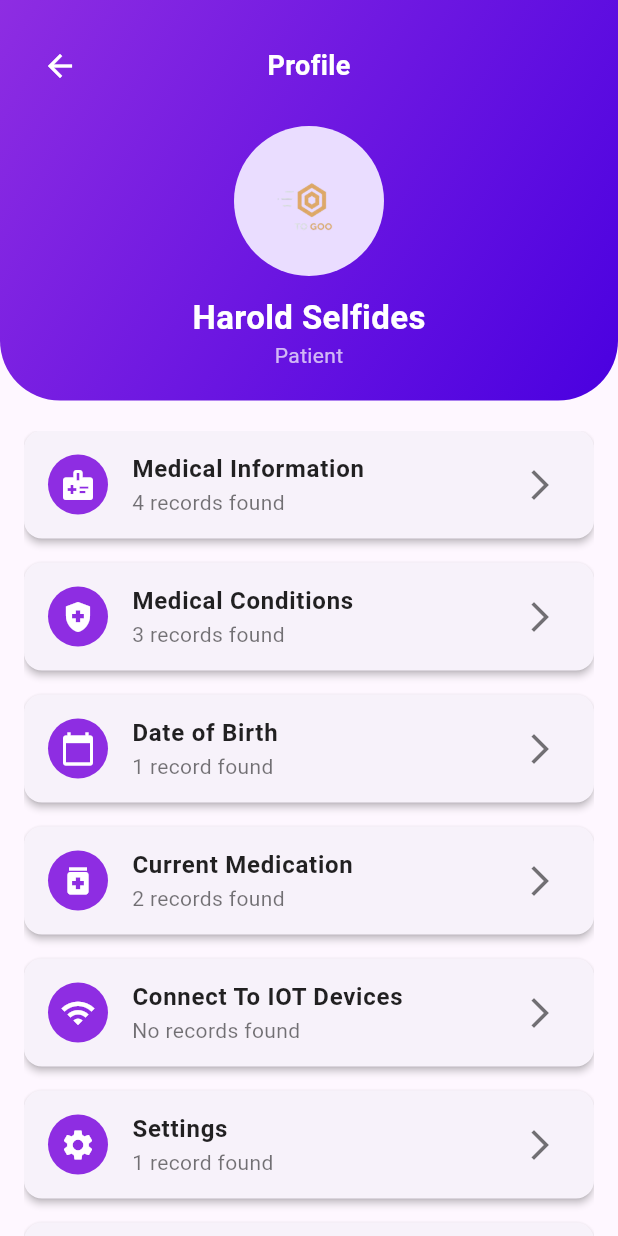
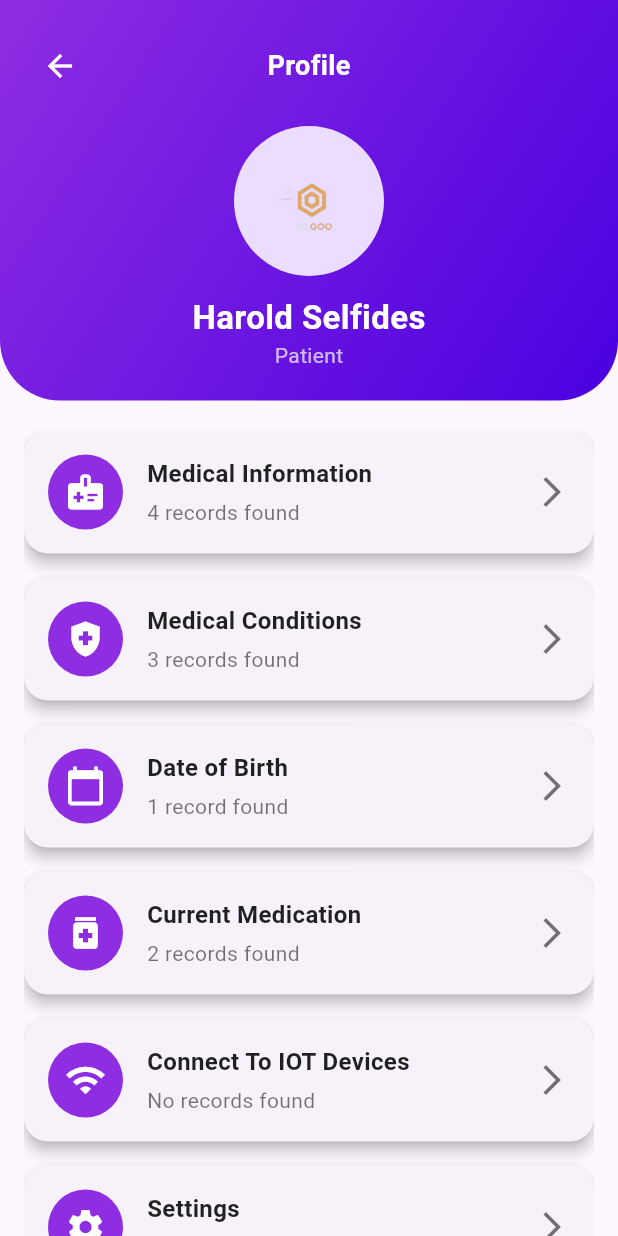
Before and after one commit to harold062/myproject, a Flutter app: the screen it shows after launch, on a phone screen of 412 x 824 dp. Run offline on Flutter 3.47's test engine with Material 3 defaults, Android fonts, the phone set to English and light mode, and no system bars; our stand-ins replace firebase_auth, firebase_core, firebase_database, font_awesome_flutter, google_sign_in, image_picker; accounts and stored records are empty; Roboto replaces fonts that are missing (ClashDisplay).

```diff
--- a/lib/screens/profile.dart
+++ b/lib/screens/profile.dart
@@ -1,6 +1,7 @@
 import 'package:flutter/material.dart';
 import 'package:myproject/profileFeatures/currentMed.dart';
 import 'package:myproject/profileFeatures/medicalCond.dart';
+import 'package:myproject/profileFeatures/medicalInfo.dart';
 import 'package:myproject/profileFeatures/settings.dart';
 import 'package:myproject/screens/login.dart';
 
@@ -17,14 +18,26 @@ class ProfileScreen extends StatelessWidget {
     }) {
       return Card(
         margin: const EdgeInsets.only(bottom: 16),
-        shape: RoundedRectangleBorder(borderRadius: BorderRadius.circular(12)),
-        elevation: 2,
-        child: ListTile(
-          leading: CircleAvatar(
+        shape: RoundedRectangleBorder(borderRadius: BorderRadius.circular(16)),
+        elevation: 4,
+        child: InkWell(
+          borderRadius: BorderRadius.circular(16),
+          onTap: onTap,
+          child: Padding(
+            padding: const EdgeInsets.all(16),
+            child: Row(
+              children: [
+                CircleAvatar(
+                  radius: 25,
                   backgroundColor: const Color(0xFF8E2DE2),
-            child: Icon(icon, color: Colors.white),
+                  child: Icon(icon, color: Colors.white, size: 28),
                 ),
-          title: Text(
+                const SizedBox(width: 16),
+                Expanded(
+                  child: Column(
+                    crossAxisAlignment: CrossAxisAlignment.start,
+                    children: [
+                      Text(
                         label,
                         style: const TextStyle(
                           fontSize: 16,
@@ -32,12 +45,21 @@ class ProfileScreen extends StatelessWidget {
                           color: Colors.black87,
                         ),
                       ),
-          subtitle: Text(
+                      const SizedBox(height: 4),
+                      Text(
                         recordsFound,
-            style: const TextStyle(fontSize: 14, color: Colors.black54),
+                        style: const TextStyle(
+                          fontSize: 14,
+                          color: Colors.black54,
                         ),
-          trailing: const Icon(Icons.arrow_forward_ios, color: Colors.black54),
-          onTap: onTap,
+                      ),
+                    ],
+                  ),
+                ),
+                const Icon(Icons.arrow_forward_ios, color: Colors.black54),
+              ],
+            ),
+          ),
         ),
       );
     }
@@ -119,7 +141,14 @@ class ProfileScreen extends StatelessWidget {
                     icon: Icons.medical_information,
                     label: 'Medical Information',
                     recordsFound: '4 records found',
-                    onTap: () {},
+                    onTap: () {
+                      Navigator.pushReplacement(
+                        context,
+                        MaterialPageRoute(
+                          builder: (_) => const MedicalInfoScreen(),
+                        ),
+                      );
+                    },
                   ),
                   buildMenuCard(
                     icon: Icons.health_and_safety,
```
Also changed, not shown: lib/profileFeatures/medicalInfo.dart (+142 -0 lines). Lines whose indentation alone changed are shown as unchanged.
